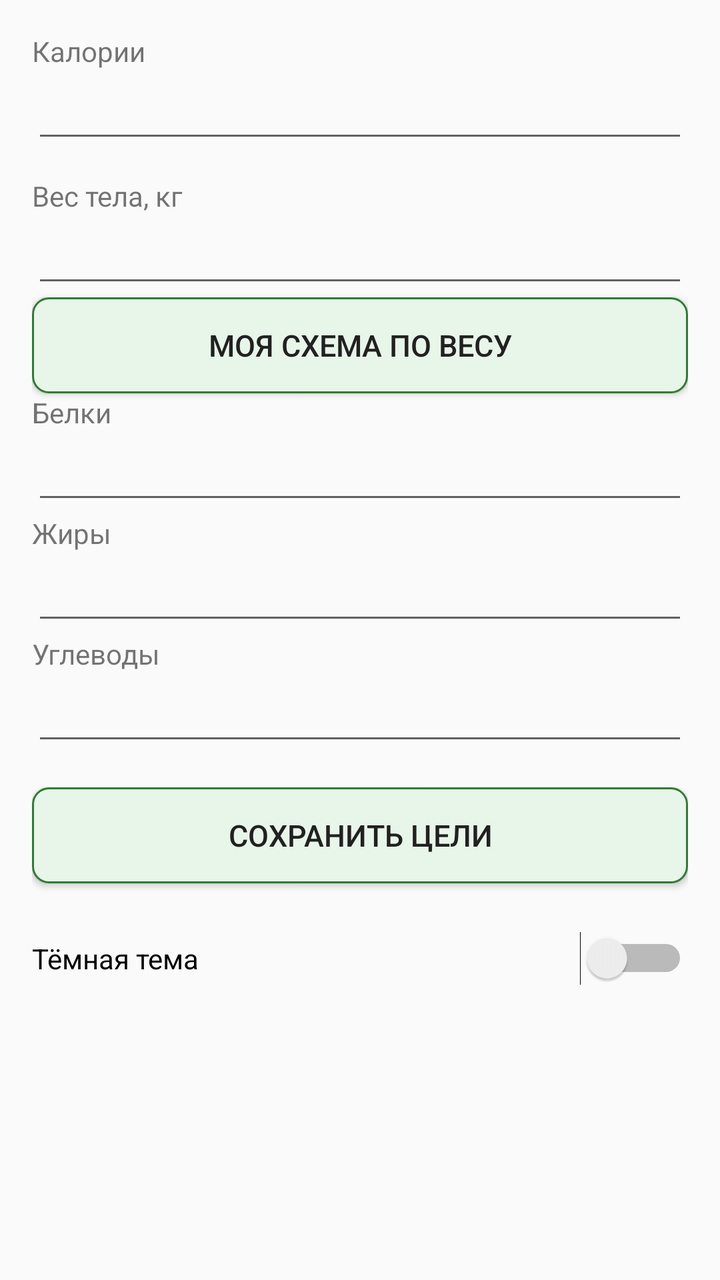
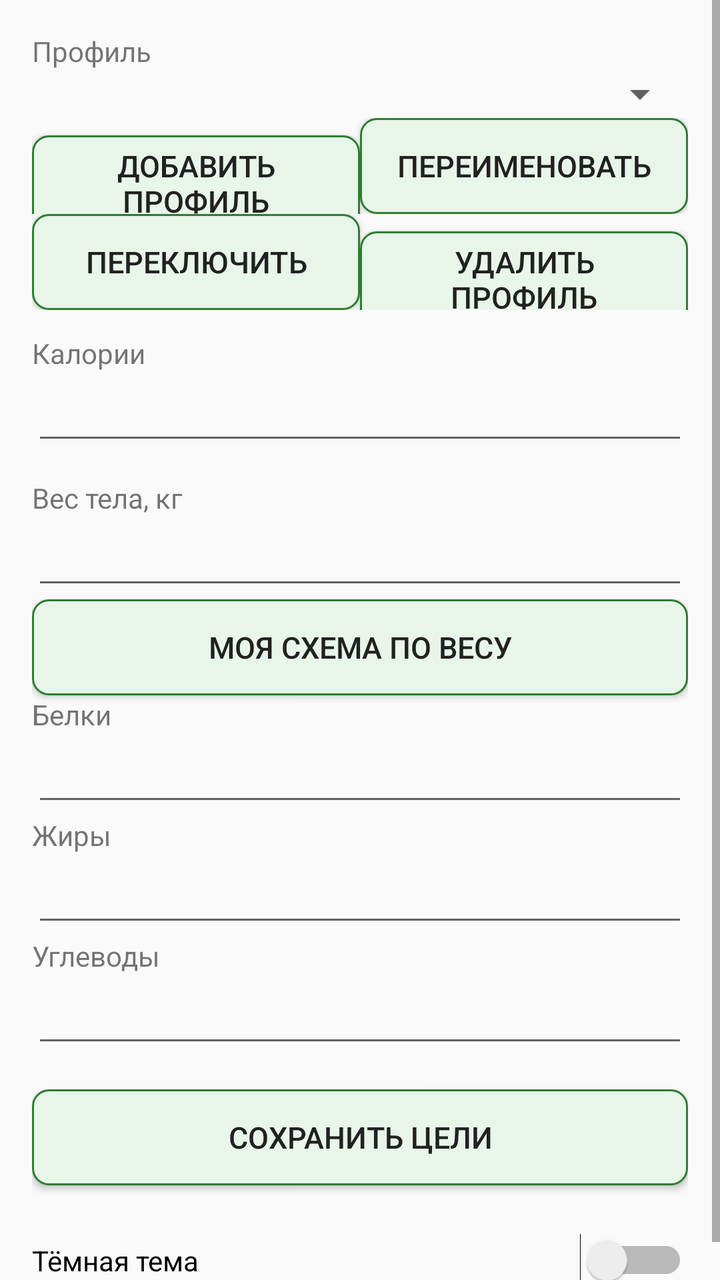

Two renders of the same Android screen: before a commit and after it. Below are the layout's source before the change and the commit's diff.
<!-- AndroidManifest.xml: application theme AppTheme.Light -->
<!-- res/layout/fragment_profile.xml -->
<?xml version="1.0" encoding="utf-8"?>
<ScrollView xmlns:android="http://schemas.android.com/apk/res/android"
    android:layout_width="match_parent"
    android:layout_height="match_parent">

    <LinearLayout
        android:layout_width="match_parent"
        android:layout_height="wrap_content"
        android:orientation="vertical"
        android:padding="16dp">

        <TextView
            android:layout_width="match_parent"
            android:layout_height="wrap_content"
            android:text="@string/kcal" />

        <EditText
            android:id="@+id/targetKcalInput"
            android:layout_width="match_parent"
            android:layout_height="wrap_content"
            android:inputType="numberDecimal" />

        <TextView
            android:layout_width="match_parent"
            android:layout_height="wrap_content"
            android:layout_marginTop="12dp"
            android:text="@string/body_weight" />

        <EditText
            android:id="@+id/weightInput"
            android:layout_width="match_parent"
            android:layout_height="wrap_content"
            android:inputType="numberDecimal" />

        <Button style="@style/AppButton"
            android:id="@+id/mySchemeButton"
            android:layout_width="match_parent"
            android:layout_height="wrap_content"
            android:text="@string/my_scheme" />

        <TextView
            android:layout_width="match_parent"
            android:layout_height="wrap_content"
            android:text="@string/protein" />

        <EditText
            android:id="@+id/targetProteinInput"
            android:layout_width="match_parent"
            android:layout_height="wrap_content"
            android:inputType="numberDecimal" />

        <TextView
            android:layout_width="match_parent"
            android:layout_height="wrap_content"
            android:text="@string/fat" />

        <EditText
            android:id="@+id/targetFatInput"
            android:layout_width="match_parent"
            android:layout_height="wrap_content"
            android:inputType="numberDecimal" />

        <TextView
            android:layout_width="match_parent"
            android:layout_height="wrap_content"
            android:text="@string/carbs" />

        <EditText
            android:id="@+id/targetCarbsInput"
            android:layout_width="match_parent"
            android:layout_height="wrap_content"
            android:inputType="numberDecimal" />

        <TextView
            android:id="@+id/schemeHint"
            android:layout_width="match_parent"
            android:layout_height="wrap_content"
            android:layout_marginTop="12dp"
            android:visibility="gone"
            android:text="@string/scheme_hint" />

        <Button style="@style/AppButton"
            android:id="@+id/scheme0"
            android:layout_width="match_parent"
            android:layout_height="wrap_content"
            android:visibility="gone"
            android:text="@string/scheme_0" />

        <Button style="@style/AppButton"
            android:id="@+id/scheme1"
            android:layout_width="match_parent"
            android:layout_height="wrap_content"
            android:visibility="gone"
            android:text="@string/scheme_1" />

        <Button style="@style/AppButton"
            android:id="@+id/scheme2"
            android:layout_width="match_parent"
            android:layout_height="wrap_content"
            android:visibility="gone"
            android:text="@string/scheme_2" />

        <Button style="@style/AppButton"
            android:id="@+id/scheme3"
            android:layout_width="match_parent"
            android:layout_height="wrap_content"
            android:visibility="gone"
            android:text="@string/scheme_3" />

        <Button style="@style/AppButton"
            android:id="@+id/scheme4"
            android:layout_width="match_parent"
            android:layout_height="wrap_content"
            android:visibility="gone"
            android:text="@string/scheme_4" />

        <Button style="@style/AppButton"
            android:id="@+id/saveTargetsButton"
            android:layout_width="match_parent"
            android:layout_height="wrap_content"
            android:layout_marginTop="16dp"
            android:text="@string/save_targets" />

        <Switch
            android:id="@+id/darkThemeSwitch"
            android:layout_width="match_parent"
            android:layout_height="wrap_content"
            android:layout_marginTop="24dp"
            android:text="@string/dark_theme" />

    </LinearLayout>

</ScrollView>
<!-- resources referenced by this layout -->
<resources>
  <string name="body_weight">Вес тела, кг</string>
  <string name="carbs">Углеводы</string>
  <string name="dark_theme">Тёмная тема</string>
  <string name="fat">Жиры</string>
  <string name="kcal">Калории</string>
  <string name="my_scheme">Моя схема по весу</string>
  <string name="protein">Белки</string>
  <string name="save_targets">Сохранить цели</string>
  <string name="scheme_0">Поддержание 15/30/55</string>
  <string name="scheme_1">Похудение 28/27/45</string>
  <string name="scheme_2">Набор мышц 25/25/50</string>
  <string name="scheme_3">Низкоуглеводная 25/45/30</string>
  <string name="scheme_4">Кето 10/70/20</string>
  <string name="scheme_hint">Схемы БЖУ при вводе калорий</string>
  <style name="AppButton" parent="@android:style/Widget.Material.Button">
          <item name="android:background">?attr/buttonBg</item>
          <item name="android:textColor">?android:attr/textColorPrimary</item>
          <item name="android:minHeight">48dp</item>
          <item name="android:textSize">15sp</item>
          <item name="android:paddingStart">12dp</item>
          <item name="android:paddingEnd">12dp</item>
      </style>
  <style name="AppTheme.Light" parent="@android:style/Theme.Material.Light">
          <item name="android:windowBackground">@color/light_bg</item>
          <item name="android:textColorPrimary">@color/light_text</item>
          <item name="android:textColorSecondary">@color/light_secondary</item>
          <item name="android:colorAccent">@color/accent_light</item>
          <item name="buttonBg">@drawable/button_selector_light</item>
          <item name="progressTrack">@color/track_light</item>
          <item name="progressKcal">@color/kcal_color</item>
          <item name="progressProtein">@color/protein_color</item>
          <item name="progressFat">@color/fat_color</item>
          <item name="progressCarbs">@color/carbs_color</item>
          <item name="recentDishText">@color/recent_dish</item>
          <item name="meal0">@color/meal0</item>
          <item name="meal1">@color/meal1</item>
          <item name="meal2">@color/meal2</item>
          <item name="meal3">@color/meal3</item>
      </style>
  <color name="light_bg">#FAFAFA</color>
  <color name="light_text">#212121</color>
  <color name="light_secondary">#616161</color>
  <color name="accent_light">#2E7D32</color>
  <!-- drawable button_selector_light (drawable) -->
  <?xml version="1.0" encoding="utf-8"?>
  <selector xmlns:android="http://schemas.android.com/apk/res/android">
      <item android:state_pressed="true">
          <shape android:shape="rectangle">
              <solid android:color="#C8E6C9" />
              <stroke android:width="1dp" android:color="#2E7D32" />
              <corners android:radius="8dp" />
          </shape>
      </item>
      <item>
          <shape android:shape="rectangle">
              <solid android:color="#E8F5E9" />
              <stroke android:width="1dp" android:color="#2E7D32" />
              <corners android:radius="8dp" />
          </shape>
      </item>
  </selector>
  <color name="track_light">#E0E0E0</color>
  <color name="kcal_color">#EF6C00</color>
  <color name="protein_color">#1976D2</color>
  <color name="fat_color">#C2185B</color>
  <color name="carbs_color">#7B1FA2</color>
  <color name="recent_dish">@color/recent_dish_light</color>
  <color name="meal0">@color/meal0_light</color>
  <color name="meal1">@color/meal1_light</color>
  <color name="meal2">@color/meal2_light</color>
  <color name="meal3">@color/meal3_light</color>
  <color name="recent_dish_light">#0288D1</color>
  <color name="meal0_light">#FFB74D</color>
  <color name="meal1_light">#81C784</color>
  <color name="meal2_light">#9575CD</color>
  <color name="meal3_light">#4FC3F7</color>
</resources>

<!-- the commit's change to res/layout/fragment_profile.xml (unified diff, before → after) -->
@@ -12,6 +12,61 @@
         <TextView
             android:layout_width="match_parent"
             android:layout_height="wrap_content"
+            android:text="@string/profile_label" />
+
+        <Spinner
+            android:id="@+id/profileSpinner"
+            android:layout_width="match_parent"
+            android:layout_height="wrap_content" />
+
+        <LinearLayout
+            android:layout_width="match_parent"
+            android:layout_height="wrap_content"
+            android:orientation="horizontal">
+
+            <Button style="@style/AppButton"
+                android:id="@+id/addProfileButton"
+                android:layout_width="0dp"
+                android:layout_weight="1"
+                android:layout_height="wrap_content"
+                android:minWidth="0dp"
+                android:text="@string/add_profile" />
+
+            <Button style="@style/AppButton"
+                android:id="@+id/renameProfileButton"
+                android:layout_width="0dp"
+                android:layout_weight="1"
+                android:layout_height="wrap_content"
+                android:minWidth="0dp"
+                android:text="@string/rename_profile" />
+        </LinearLayout>
+
+        <LinearLayout
+            android:layout_width="match_parent"
+            android:layout_height="wrap_content"
+            android:orientation="horizontal">
+
+            <Button style="@style/AppButton"
+                android:id="@+id/switchProfileButton"
+                android:layout_width="0dp"
+                android:layout_weight="1"
+                android:layout_height="wrap_content"
+                android:minWidth="0dp"
+                android:text="@string/switch_profile" />
+
+            <Button style="@style/AppButton"
+                android:id="@+id/deleteProfileButton"
+                android:layout_width="0dp"
+                android:layout_weight="1"
+                android:layout_height="wrap_content"
+                android:minWidth="0dp"
+                android:text="@string/delete_profile" />
+        </LinearLayout>
+
+        <TextView
+            android:layout_width="match_parent"
+            android:layout_height="wrap_content"
+            android:layout_marginTop="12dp"
             android:text="@string/kcal" />
 
         <EditText
<!-- resource entries referenced after the edit -->
@@ -1,12 +1,16 @@
 <!-- resources referenced by this layout -->
 <resources>
+  <string name="add_profile">Добавить профиль</string>
   <string name="body_weight">Вес тела, кг</string>
   <string name="carbs">Углеводы</string>
   <string name="dark_theme">Тёмная тема</string>
+  <string name="delete_profile">Удалить профиль</string>
   <string name="fat">Жиры</string>
   <string name="kcal">Калории</string>
   <string name="my_scheme">Моя схема по весу</string>
+  <string name="profile_label">Профиль</string>
   <string name="protein">Белки</string>
+  <string name="rename_profile">Переименовать</string>
   <string name="save_targets">Сохранить цели</string>
   <string name="scheme_0">Поддержание 15/30/55</string>
   <string name="scheme_1">Похудение 28/27/45</string>
@@ -14,6 +18,7 @@
   <string name="scheme_3">Низкоуглеводная 25/45/30</string>
   <string name="scheme_4">Кето 10/70/20</string>
   <string name="scheme_hint">Схемы БЖУ при вводе калорий</string>
+  <string name="switch_profile">Переключить</string>
   <style name="AppButton" parent="@android:style/Widget.Material.Button">
           <item name="android:background">?attr/buttonBg</item>
           <item name="android:textColor">?android:attr/textColorPrimary</item>
